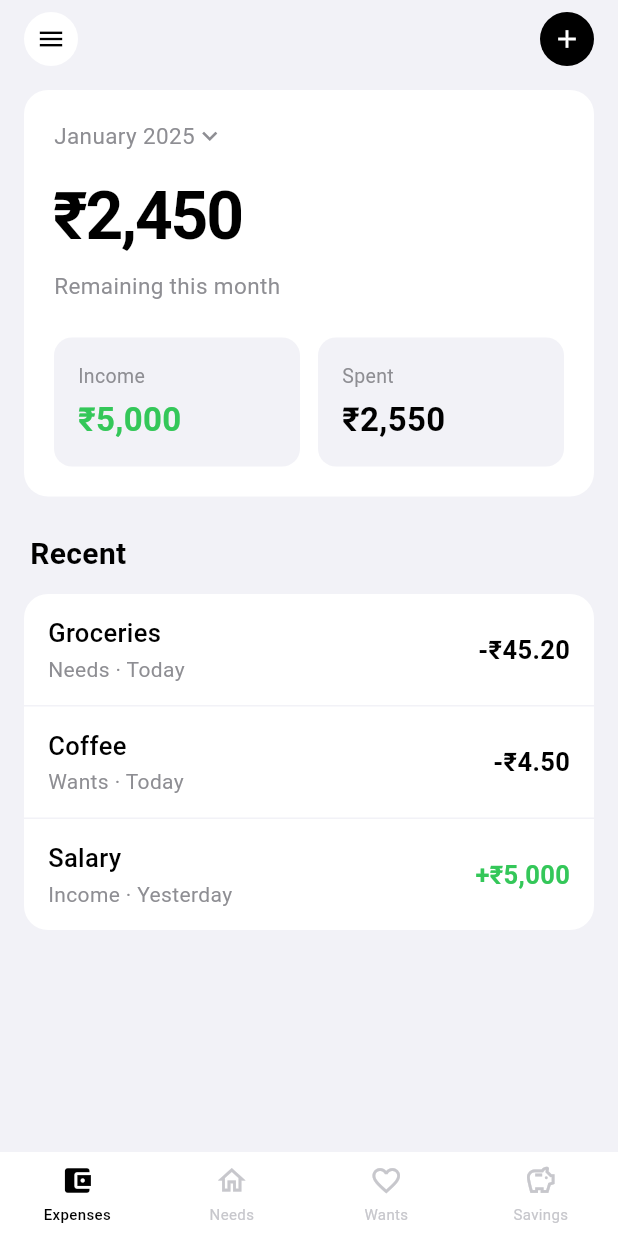
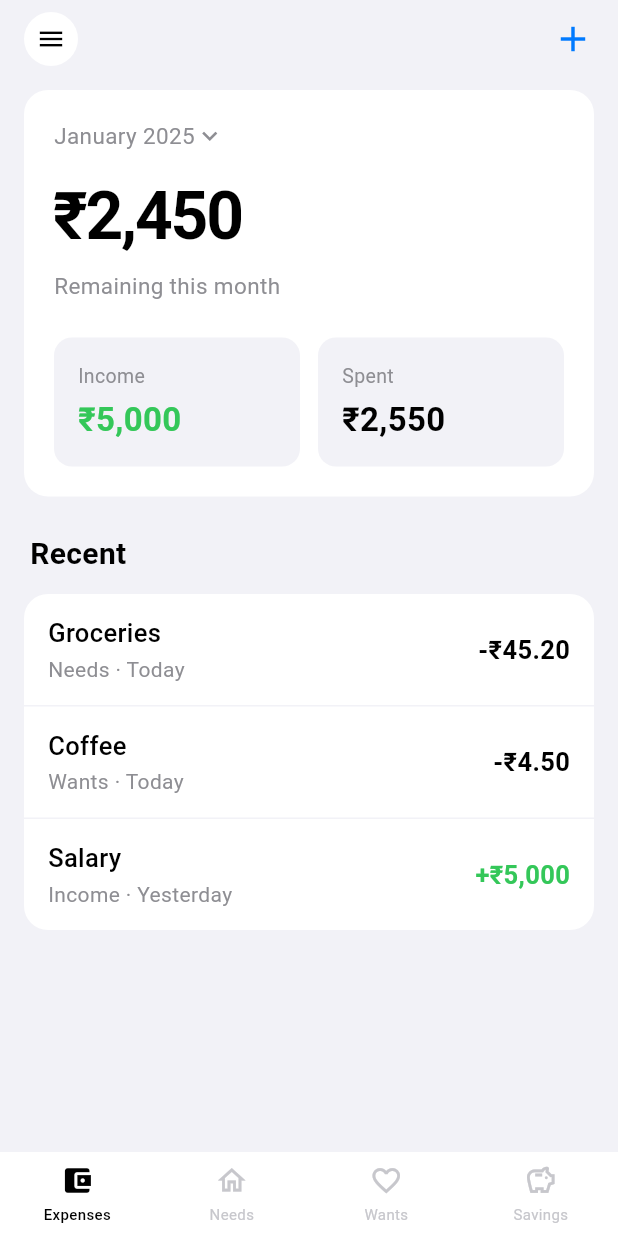
Before and after one commit to Kedar002/financialSensie, a Flutter app: the screen it shows after launch, on a phone screen of 412 x 824 dp. Run offline on Flutter 3.47's test engine with Material 3 defaults, Android fonts, the phone set to English and light mode, and no system bars.

Commit message:
fix: Change currency to INR and simplify add button design
- Replace dollar sign with rupee symbol in all modal sheets
- Simplify add button to minimal iOS-style blue plus icon
- Remove heavy black circle background from add buttons

Co-Authored-By: Claude Opus 4.5 <noreply@anthropic.com>

```diff
--- a/lib/features/budget/sheets/add_expense_sheet.dart
+++ b/lib/features/budget/sheets/add_expense_sheet.dart
@@ -131,7 +131,7 @@ class _AddExpenseSheetState extends State<AddExpenseSheet> {
               const Padding(
                 padding: EdgeInsets.only(top: 8),
                 child: Text(
-                  '\$',
+                  '₹',
                   style: TextStyle(
                     fontSize: 36,
                     fontWeight: FontWeight.w300,
--- a/lib/features/budget/sheets/add_income_sheet.dart
+++ b/lib/features/budget/sheets/add_income_sheet.dart
@@ -89,7 +89,7 @@ class _AddIncomeSheetState extends State<AddIncomeSheet> {
                 keyboardType: TextInputType.number,
                 decoration: InputDecoration(
                   labelText: 'Amount',
-                  prefixText: '\$ ',
+                  prefixText: '₹ ',
                   filled: true,
                   fillColor: const Color(0xFFF9F9F9),
                   border: OutlineInputBorder(
--- a/lib/features/budget/sheets/add_savings_sheet.dart
+++ b/lib/features/budget/sheets/add_savings_sheet.dart
@@ -43,8 +43,8 @@ class _AddSavingsSheetState extends State<AddSavingsSheet> {
   }
 
   String get _formattedAmount {
-    if (_amount.isEmpty) return '\$0';
-    return '\$$_amount';
+    if (_amount.isEmpty) return '₹0';
+    return '₹$_amount';
   }
 
   @override
--- a/lib/features/budget/tabs/expenses_tab.dart
+++ b/lib/features/budget/tabs/expenses_tab.dart
@@ -35,14 +35,10 @@ class ExpensesTab extends StatelessWidget {
                   const Spacer(),
                   GestureDetector(
                     onTap: () => _showAddSheet(context),
-                    child: Container(
-                      width: 36,
-                      height: 36,
-                      decoration: BoxDecoration(
-                        color: Colors.black,
-                        borderRadius: BorderRadius.circular(18),
-                      ),
-                      child: const Icon(Icons.add, size: 20, color: Colors.white),
+                    child: const Icon(
+                      Icons.add,
+                      size: 28,
+                      color: Color(0xFF007AFF),
                     ),
                   ),
                 ],
```
Also changed, not shown: lib/features/budget/tabs/needs_tab.dart (+4 -8 lines), lib/features/budget/tabs/savings_tab.dart (+4 -8 lines), lib/features/budget/tabs/wants_tab.dart (+4 -8 lines).
